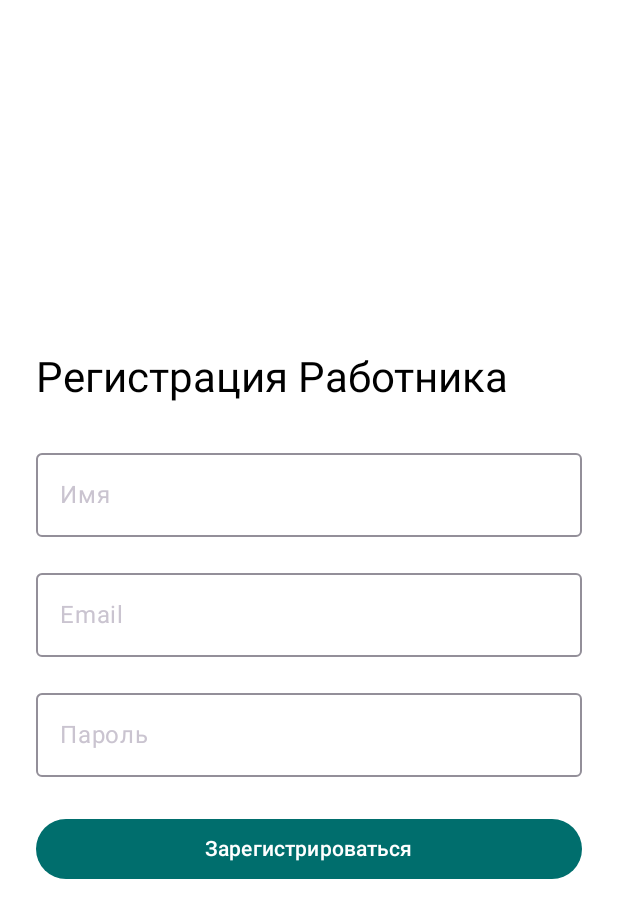
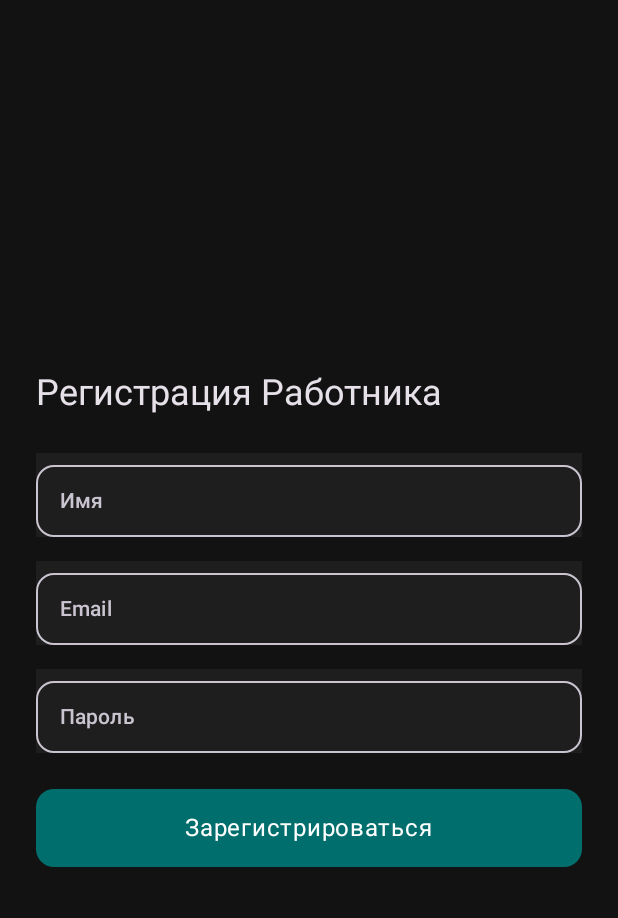
Before and after one commit to Sayan80bayev/HireBoard, an Android app built with Jetpack Compose: the @Preview function RegisterEmployeeScreenPreview, on a phone screen of 412 x 824 dp. Shown: the top 918 px of the screen. Run offline under Robolectric (Android 15) with nearby library versions, the phone set to English and light mode, and no system bars.

Commit message:
fix: corrections of auth screens

```diff
--- a/app/src/main/java/com/example/hireboard/presentation/screens/auth/LoginScreen.kt
+++ b/app/src/main/java/com/example/hireboard/presentation/screens/auth/LoginScreen.kt
@@ -25,7 +25,7 @@ fun LoginScreen(onLogin: (String, String) -> Unit) {
         Text(
             text = "Вход",
             style = MaterialTheme.typography.headlineMedium,
-            color = MaterialTheme.colorScheme.onSurface,  // Указываем цвет текста для темной темы
+            color = MaterialTheme.colorScheme.onBackground,
             modifier = Modifier.padding(bottom = 32.dp)
         )
 
--- a/app/src/main/java/com/example/hireboard/presentation/screens/auth/RegisterEmployeeScreen.kt
+++ b/app/src/main/java/com/example/hireboard/presentation/screens/auth/RegisterEmployeeScreen.kt
@@ -7,9 +7,7 @@ import androidx.compose.foundation.layout.fillMaxSize
 import androidx.compose.foundation.layout.fillMaxWidth
 import androidx.compose.foundation.layout.height
 import androidx.compose.foundation.layout.padding
-import androidx.compose.material3.Button
 import androidx.compose.material3.MaterialTheme
-import androidx.compose.material3.OutlinedTextField
 import androidx.compose.material3.Text
 import androidx.compose.runtime.Composable
 import androidx.compose.runtime.getValue
@@ -17,9 +15,10 @@ import androidx.compose.runtime.mutableStateOf
 import androidx.compose.runtime.remember
 import androidx.compose.runtime.setValue
 import androidx.compose.ui.Modifier
-import androidx.compose.ui.text.input.PasswordVisualTransformation
 import androidx.compose.ui.tooling.preview.Preview
 import androidx.compose.ui.unit.dp
+import com.example.hireboard.presentation.components.HireBoardButton
+import com.example.hireboard.presentation.components.HireBoardTextField
 import com.example.hireboard.ui.theme.HireBoardTheme
 
 @Composable
@@ -34,48 +33,47 @@ fun RegisterEmployeeScreen(onRegister: (String, String, String) -> Unit) {
             .padding(24.dp),
         verticalArrangement = Arrangement.Center
     ) {
-        Text("Регистрация Работника", style = MaterialTheme.typography.headlineMedium)
+        Text(
+            text = "Регистрация Работника",
+            style = MaterialTheme.typography.headlineSmall,
+            color = MaterialTheme.colorScheme.onBackground
+        )
 
         Spacer(modifier = Modifier.height(24.dp))
 
-        OutlinedTextField(
+        HireBoardTextField(
             value = name,
             onValueChange = { name = it },
-            label = { Text("Имя") },
-            modifier = Modifier.fillMaxWidth()
+            label = "Имя"
         )
 
         Spacer(modifier = Modifier.height(16.dp))
 
-        OutlinedTextField(
+        HireBoardTextField(
             value = email,
             onValueChange = { email = it },
-            label = { Text("Email") },
-            modifier = Modifier.fillMaxWidth()
+            label = "Email"
         )
 
         Spacer(modifier = Modifier.height(16.dp))
 
-        OutlinedTextField(
+        HireBoardTextField(
             value = password,
             onValueChange = { password = it },
-            label = { Text("Пароль") },
-            modifier = Modifier.fillMaxWidth(),
-            visualTransformation = PasswordVisualTransformation()
+            label = "Пароль",
+            isPassword = true
         )
 
         Spacer(modifier = Modifier.height(24.dp))
 
-        Button(
-            onClick = { onRegister(name, email, password) },
-            modifier = Modifier.fillMaxWidth()
-        ) {
-            Text("Зарегистрироваться")
-        }
+        HireBoardButton(
+            text = "Зарегистрироваться",
+            onClick = { onRegister(name, email, password) }
+        )
     }
 }
 
-@Preview(showBackground = true)
+@Preview(showBackground = true, backgroundColor = 0xFF121212)
 @Composable
 fun RegisterEmployeeScreenPreview() {
     HireBoardTheme(darkTheme = true) {
--- a/app/src/main/java/com/example/hireboard/presentation/screens/auth/RoleSelectionScreen.kt
+++ b/app/src/main/java/com/example/hireboard/presentation/screens/auth/RoleSelectionScreen.kt
@@ -26,6 +26,7 @@ fun RoleSelectionScreen(onRoleSelected: (String) -> Unit) {
         Text(
             text = "Кто вы?",
             style = MaterialTheme.typography.headlineMedium,
+            color = MaterialTheme.colorScheme.onBackground,
             modifier = Modifier.padding(bottom = 32.dp)
         )
 
@@ -47,7 +48,7 @@ fun RoleSelectionScreen(onRoleSelected: (String) -> Unit) {
     }
 }
 
-@Preview(showBackground = true)
+@Preview(showBackground = true, backgroundColor = 0xFF121212)
 @Composable
 fun RoleSelectionScreenPreview() {
     HireBoardTheme(darkTheme = true) {
```
Also changed, not shown: app/src/main/java/com/example/hireboard/presentation/screens/auth/RegisterEmployerScreen.kt (+19 -21 lines).
